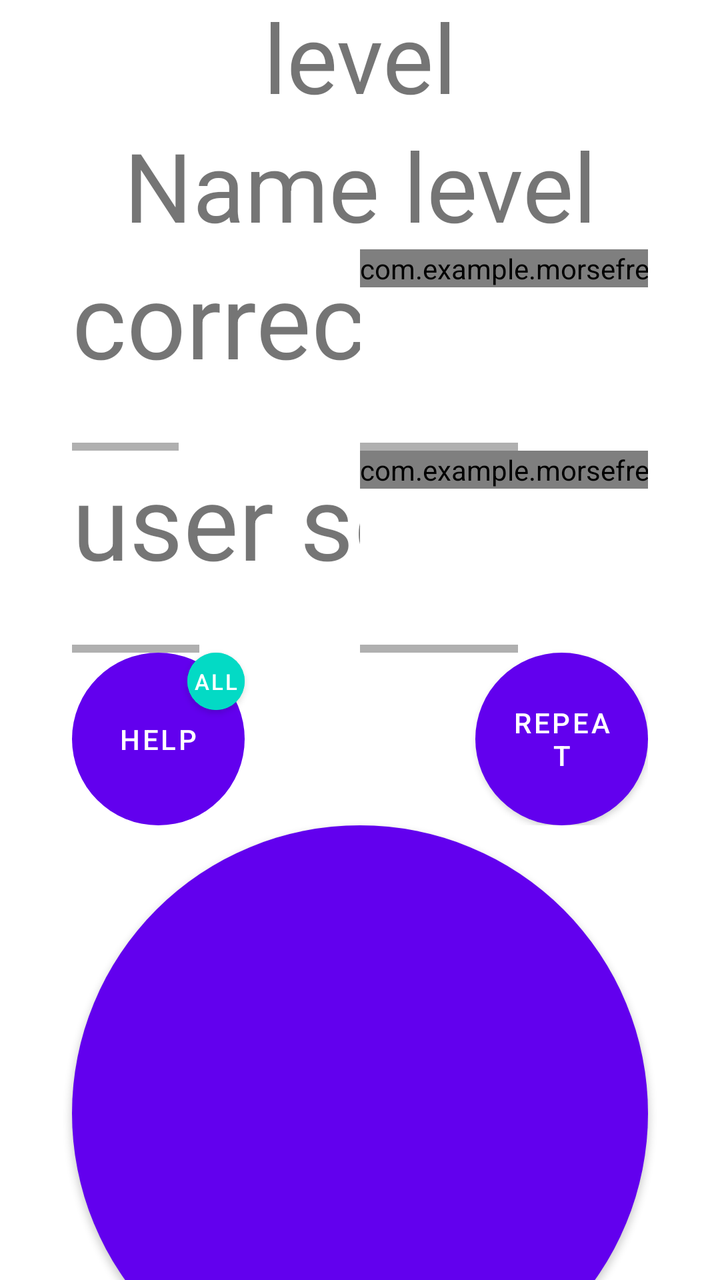
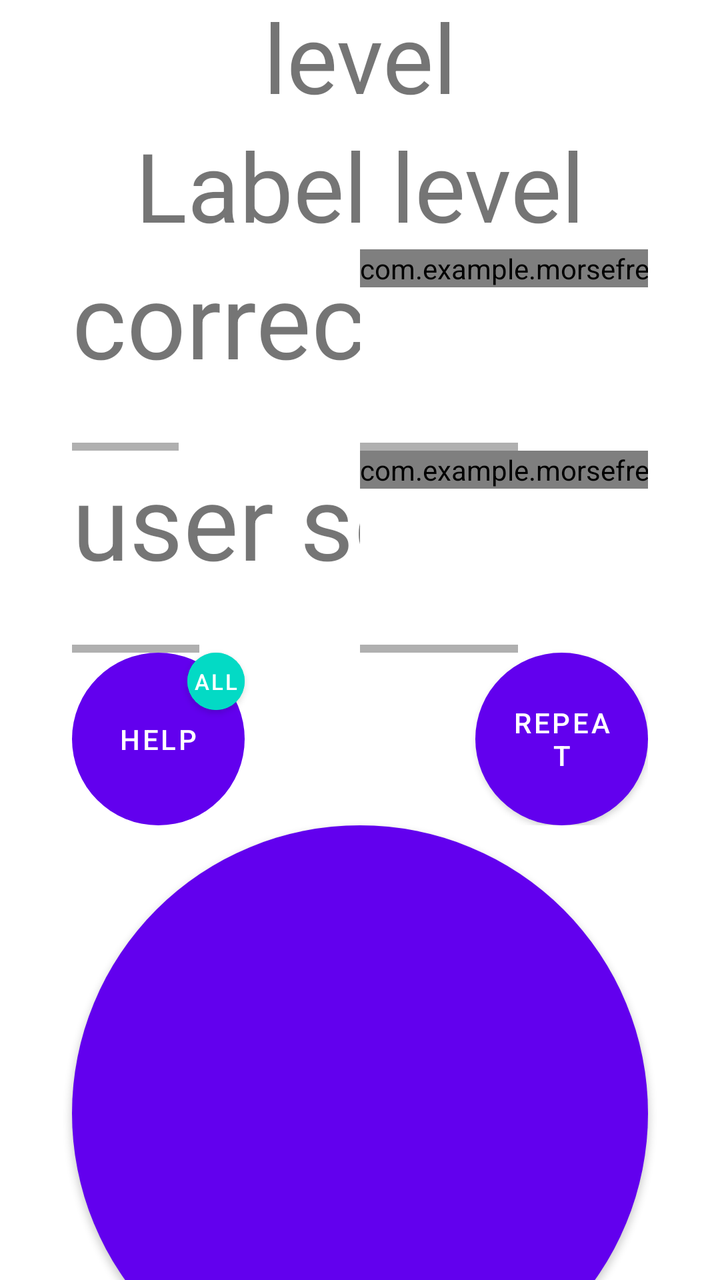

Screens rendered from an Android XML layout before and after an edit, with the pre-edit source and the edit as a unified diff.
<!-- AndroidManifest.xml: application theme Theme.MorseFree -->
<!-- res/layout/lesson_transmit.xml -->
<androidx.constraintlayout.widget.ConstraintLayout
    xmlns:android="http://schemas.android.com/apk/res/android"
    xmlns:app="http://schemas.android.com/apk/res-auto"
    xmlns:tools="http://schemas.android.com/tools"
    android:layout_width="match_parent"
    android:layout_height="match_parent"
    android:id="@+id/lesson_transmit"
    tools:context=".LessonTransmit">

    <TextView
        android:layout_width="0dp"
        android:layout_height="wrap_content"
        android:gravity="center"
        android:textSize="48sp"
        android:text="Transmit level"
        android:id="@+id/title_transmit_level"
        app:layout_constraintLeft_toLeftOf="parent"
        app:layout_constraintRight_toRightOf="parent"
        app:layout_constraintTop_toTopOf="parent"
        app:layout_constraintBottom_toTopOf="@+id/title_transmit_level_name"
        app:layout_constraintWidth_percent="0.8"/>
    <TextView
        android:layout_width="0dp"
        android:layout_height="wrap_content"
        android:gravity="center"
        android:textSize="48sp"
        android:text="Name level"
        android:id="@+id/title_transmit_level_name"
        app:layout_constraintLeft_toLeftOf="parent"
        app:layout_constraintRight_toRightOf="parent"
        app:layout_constraintTop_toBottomOf="@+id/title_transmit_level"
        app:layout_constraintBottom_toTopOf="@+id/view_transmit_level"
        app:layout_constraintWidth_percent="0.8"/>

    <androidx.constraintlayout.widget.ConstraintLayout
        android:id="@+id/view_transmit_level"
        android:layout_width="0dp"
        android:layout_height="0dp"
        app:layout_constraintWidth_percent="0.8"
        app:layout_constraintTop_toBottomOf="@+id/title_transmit_level_name"
        app:layout_constraintBottom_toTopOf="@+id/button_transmit"
        app:layout_constraintLeft_toLeftOf="parent"
        app:layout_constraintRight_toRightOf="parent">

        <HorizontalScrollView
            android:id="@+id/correct_sentence_scroll_view"
            android:layout_width="0dp"
            android:layout_height="0dp"
            android:orientation="horizontal"
            app:layout_constraintWidth_percent="0.5"
            app:layout_constraintTop_toTopOf="parent"
            app:layout_constraintRight_toLeftOf="@id/correct_sentence_morse_scroll_view"
            app:layout_constraintLeft_toLeftOf="parent"
            app:layout_constraintBottom_toTopOf="@id/user_sentence_scroll_view">

            <TextView
                android:id="@+id/correct_sentence"
                android:layout_width="wrap_content"
                android:layout_height="wrap_content"
                android:text="correct sentence"
                android:textSize="52sp"/>
        </HorizontalScrollView>

        <HorizontalScrollView
            android:id="@+id/correct_sentence_morse_scroll_view"
            android:layout_width="0dp"
            android:layout_height="0dp"
            android:orientation="horizontal"
            app:layout_constraintWidth_percent="0.5"
            app:layout_constraintTop_toTopOf="parent"
            app:layout_constraintRight_toRightOf="parent"
            app:layout_constraintLeft_toRightOf="@id/correct_sentence_scroll_view"
            app:layout_constraintBottom_toTopOf="@id/user_sentence_morse_scroll_view">

            <com.example.morsefree.MorseGraphView
                android:id="@+id/correct_sentence_morse"
                android:layout_width="wrap_content"
                android:layout_height="wrap_content"/>
        </HorizontalScrollView>

        <HorizontalScrollView
            android:id="@+id/user_sentence_scroll_view"
            android:layout_width="0dp"
            android:layout_height="0dp"
            android:orientation="horizontal"
            app:layout_constraintWidth_percent="0.5"
            app:layout_constraintTop_toBottomOf="@id/correct_sentence_scroll_view"
            app:layout_constraintLeft_toLeftOf="parent"
            app:layout_constraintRight_toLeftOf="@id/user_sentence_morse_scroll_view"
            app:layout_constraintBottom_toTopOf="@id/button_help">

            <TextView
                android:id="@+id/user_sentence"
                android:layout_width="wrap_content"
                android:layout_height="wrap_content"
                android:text="user sentence"
                android:textSize="52sp"/>
        </HorizontalScrollView>

        <HorizontalScrollView
            android:id="@+id/user_sentence_morse_scroll_view"
            android:layout_width="0dp"
            android:layout_height="0dp"
            android:orientation="horizontal"
            app:layout_constraintWidth_percent="0.5"
            app:layout_constraintTop_toBottomOf="@id/correct_sentence_morse_scroll_view"
            app:layout_constraintRight_toRightOf="parent"
            app:layout_constraintLeft_toRightOf="@id/user_sentence_scroll_view"
            app:layout_constraintBottom_toTopOf="@id/button_help">

            <com.example.morsefree.MorseGraphView
                android:id="@+id/user_sentence_morse"
                android:layout_width="wrap_content"
                android:layout_height="wrap_content"
                app:layout_constraintLeft_toRightOf="@id/correct_sentence"
                app:layout_constraintRight_toRightOf="parent"
                app:layout_constraintTop_toBottomOf="@id/correct_sentence_morse"
                app:layout_constraintBottom_toTopOf="@id/button_repeat"/>
        </HorizontalScrollView>

        <com.google.android.material.button.MaterialButton
            android:id="@+id/button_help"
            android:layout_width="0dp"
            android:layout_height="0dp"
            android:text="help"
            android:insetLeft="0dp"
            android:insetTop="0dp"
            android:insetRight="0dp"
            android:insetBottom="0dp"
            android:stateListAnimator="@null"
            app:layout_constraintWidth_percent="0.3"
            app:layout_constraintDimensionRatio="1:1"
            app:layout_constraintBottom_toBottomOf="parent"
            app:layout_constraintLeft_toLeftOf="parent"
            app:shapeAppearanceOverlay="@style/ShapeAppearance.Circle"/>

        <com.google.android.material.button.MaterialButton
            android:id="@+id/button_repeat"
            android:layout_width="0dp"
            android:layout_height="0dp"
            android:text="repeat"
            android:insetLeft="0dp"
            android:insetTop="0dp"
            android:insetRight="0dp"
            android:insetBottom="0dp"
            app:layout_constraintWidth_percent="0.3"
            app:layout_constraintDimensionRatio="1:1"
            app:layout_constraintBottom_toBottomOf="parent"
            app:layout_constraintRight_toRightOf="parent"
            app:shapeAppearanceOverlay="@style/ShapeAppearance.Circle"/>

        <com.google.android.material.button.MaterialButton
            android:id="@+id/button_help_all"
            android:layout_width="0dp"
            android:layout_height="0dp"
            android:text="all"
            android:textSize="11sp"
            android:insetLeft="0dp"
            android:insetTop="0dp"
            android:insetRight="0dp"
            android:insetBottom="0dp"
            android:padding="0dp"
            android:backgroundTint="?attr/colorSecondary"
            app:layout_constraintWidth_percent="0.1"
            app:layout_constraintDimensionRatio="1:1"
            app:layout_constraintTop_toTopOf="@+id/button_help"
            app:layout_constraintRight_toRightOf="@+id/button_help"
            app:shapeAppearanceOverlay="@style/ShapeAppearance.Circle" />

    </androidx.constraintlayout.widget.ConstraintLayout>

    <com.google.android.material.button.MaterialButton
        android:id="@+id/button_transmit"
        android:layout_width="0dp"
        android:layout_height="0dp"
        android:insetLeft="0dp"
        android:insetTop="0dp"
        android:insetRight="0dp"
        android:insetBottom="0dp"
        app:layout_constraintBottom_toBottomOf="parent"
        app:layout_constraintDimensionRatio="1:1"
        app:layout_constraintLeft_toLeftOf="parent"
        app:layout_constraintRight_toRightOf="parent"
        app:layout_constraintTop_toBottomOf="@+id/view_transmit_level"
        app:layout_constraintWidth_percent="0.8"
        app:shapeAppearanceOverlay="@style/ShapeAppearance.Circle" />

</androidx.constraintlayout.widget.ConstraintLayout>
<!-- resources referenced by this layout -->
<resources>
  <style name="ShapeAppearance.Circle" parent="">
          <item name="cornerSize">50%</item>
      </style>
  <style name="Theme.MorseFree" parent="Theme.MaterialComponents.DayNight.NoActionBar">
          
          <item name="colorPrimary">@color/purple_500</item>
          <item name="colorPrimaryVariant">@color/purple_700</item>
          <item name="colorOnPrimary">@color/white</item>
          
          <item name="colorSecondary">@color/teal_200</item>
          <item name="colorSecondaryVariant">@color/teal_700</item>
          <item name="colorOnSecondary">@color/black</item>
          
          <item name="android:statusBarColor">?attr/colorPrimaryVariant</item>
          
      </style>
  <color name="purple_500">#FF6200EE</color>
  <color name="purple_700">#FF3700B3</color>
  <color name="white">#FFFFFFFF</color>
  <color name="teal_200">#FF03DAC5</color>
  <color name="teal_700">#FF018786</color>
  <color name="black">#FF000000</color>
</resources>

<!-- the commit's change to res/layout/lesson_transmit.xml (unified diff, before → after) -->
@@ -1,10 +1,12 @@
+<?xml version="1.0" encoding="utf-8"?>
 <androidx.constraintlayout.widget.ConstraintLayout
     xmlns:android="http://schemas.android.com/apk/res/android"
     xmlns:app="http://schemas.android.com/apk/res-auto"
     xmlns:tools="http://schemas.android.com/tools"
     android:layout_width="match_parent"
     android:layout_height="match_parent"
-    android:id="@+id/lesson_transmit"
+    android:fitsSystemWindows="true"
+    android:id="@+id/root_layout"
     tools:context=".LessonTransmit">
 
     <TextView
@@ -12,7 +14,7 @@
         android:layout_height="wrap_content"
         android:gravity="center"
         android:textSize="48sp"
-        android:text="Transmit level"
+        android:text="@string/transmit_level"
         android:id="@+id/title_transmit_level"
         app:layout_constraintLeft_toLeftOf="parent"
         app:layout_constraintRight_toRightOf="parent"
@@ -24,7 +26,7 @@
         android:layout_height="wrap_content"
         android:gravity="center"
         android:textSize="48sp"
-        android:text="Name level"
+        android:text="@string/label_level"
         android:id="@+id/title_transmit_level_name"
         app:layout_constraintLeft_toLeftOf="parent"
         app:layout_constraintRight_toRightOf="parent"
<!-- resource entries referenced after the edit -->
@@ -1,5 +1,7 @@
 <!-- resources referenced by this layout -->
 <resources>
+  <string name="label_level">"Label level"</string>
+  <string name="transmit_level">"Transmit level"</string>
   <style name="ShapeAppearance.Circle" parent="">
           <item name="cornerSize">50%</item>
       </style>
